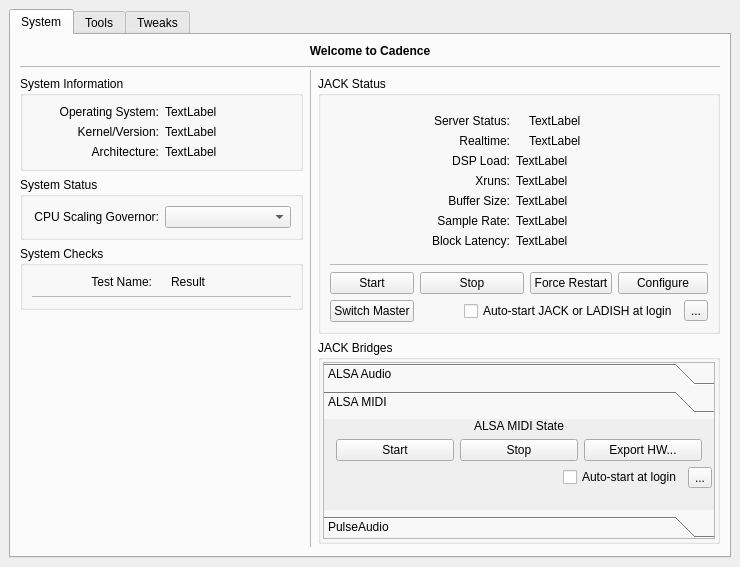
This is resources/ui/cadence.ui in falkTX/Cadence as Qt 5 draws it before an edit. The edited form follows.
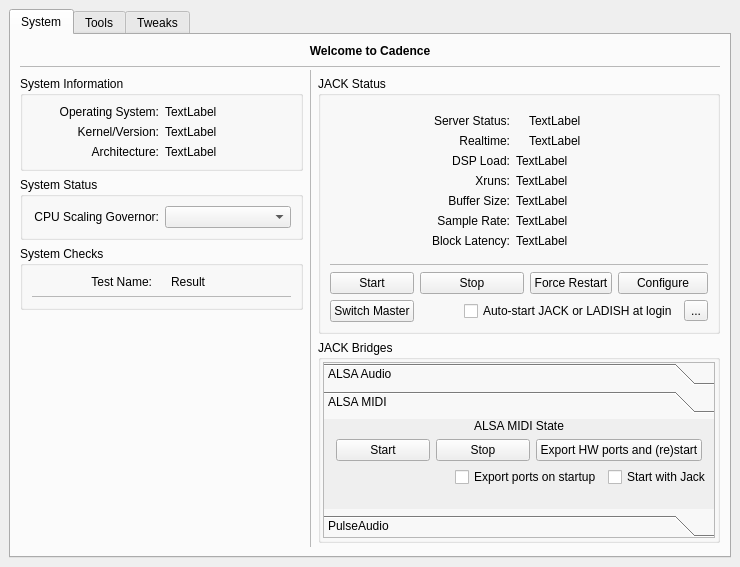
This is the edited form. The open tabs and pages were chosen to show the change. Icons and pictures are not drawn. Custom widgets are drawn as their Qt base class.

Commit message:
A2JMIDI: Simplify startup and ports export
- Add option to start a2j when JACK starts
- Add option to always export ports when a2j starts
- Remove now unused a2j options menu
- Remove unneeded HW export yes/no dialog and automatically (re)start a2j after exporting

Patch:
```diff
--- a/resources/ui/cadence.ui
+++ b/resources/ui/cadence.ui
@@ -785,7 +785,7 @@
                    <item>
                     <widget class="QPushButton" name="b_a2j_export_hw">
                      <property name="text">
-                      <string>Export HW...</string>
+                      <string>Export HW ports and (re)start</string>
                      </property>
                     </widget>
                    </item>
@@ -822,17 +822,17 @@
                      </property>
                     </spacer>
                    </item>
+                   <item>
+                    <widget class="QCheckBox" name="cb_a2j_autoexport">
+                     <property name="text">
+                      <string>Export ports on startup</string>
+                     </property>
+                    </widget>
+                   </item>
                    <item>
                     <widget class="QCheckBox" name="cb_a2j_autostart">
                      <property name="text">
-                      <string>Auto-start at login</string>
-                     </property>
-                    </widget>
-                   </item>
-                   <item>
-                    <widget class="QToolButton" name="tb_a2j_options">
-                     <property name="text">
-                      <string>...</string>
+                      <string>Start with Jack</string>
                      </property>
                     </widget>
                    </item>
```
The commit also changes 1 other file.
